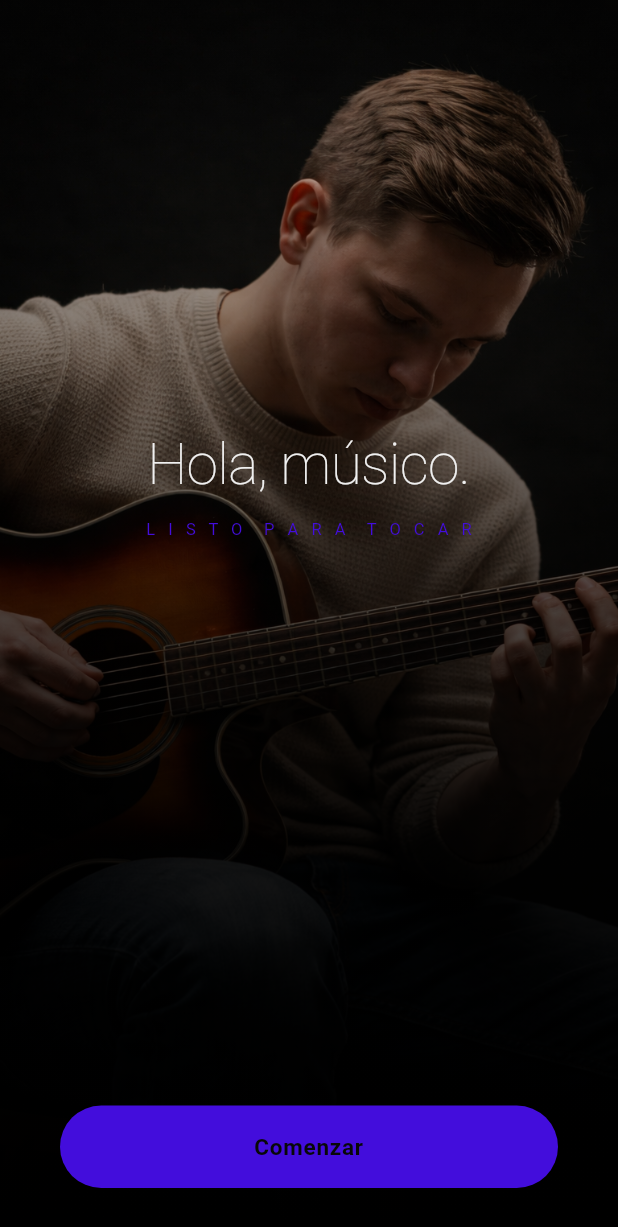
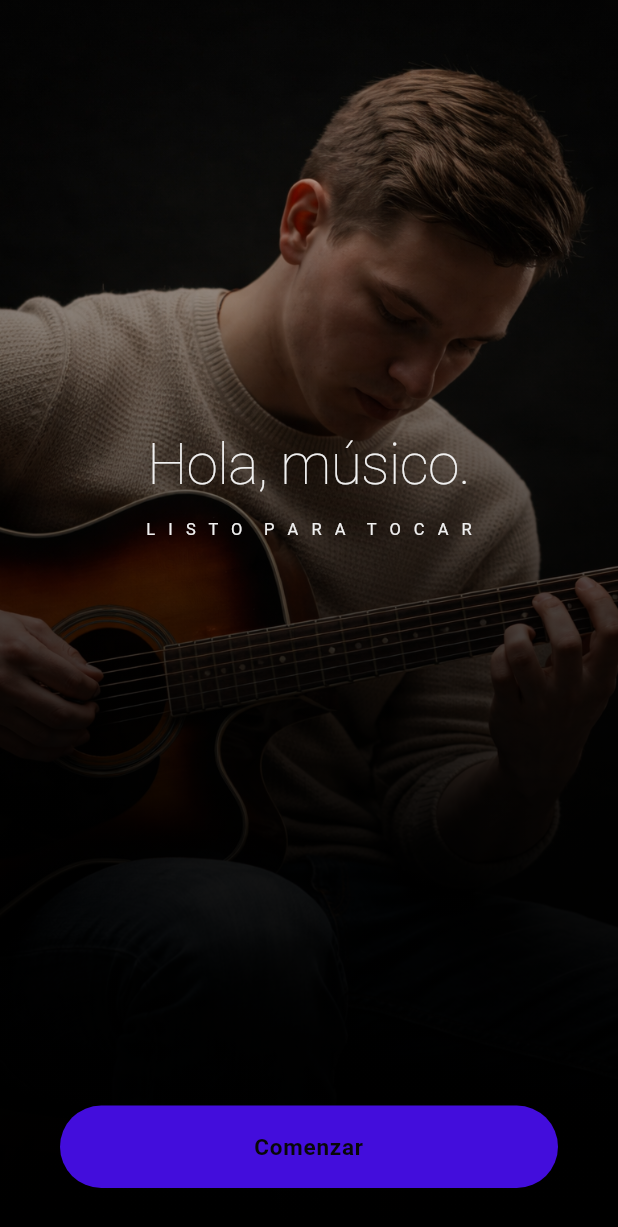
Before and after one commit to jordi23-acosta/sonaris, a Flutter app: the PantallaHome screen opened directly, on a phone screen of 412 x 824 dp. Shown: the top 1227 px of the screen. Run offline on Flutter 3.47's test engine with Material 3 defaults, Android fonts, the phone set to English and light mode, and no system bars; our stand-ins replace audioplayers, cached_network_image, image_picker, shared_preferences, youtube_player_flutter; missing offline and left inert: record; accounts and stored records are empty; network calls fail.

Commit message:
fix: cambiar 'LISTO PARA TOCAR' de morado a blanco

```diff
--- a/lib/pantallas/splash.dart
+++ b/lib/pantallas/splash.dart
@@ -47,7 +47,7 @@ class PantallaSplash extends StatelessWidget {
             'L I S T O  P A R A  T O C A R',
             style: TextStyle(
               fontSize: 11,
-              color: verde,
+              color: blanco,
               letterSpacing: 3,
             ),
           ),
```
